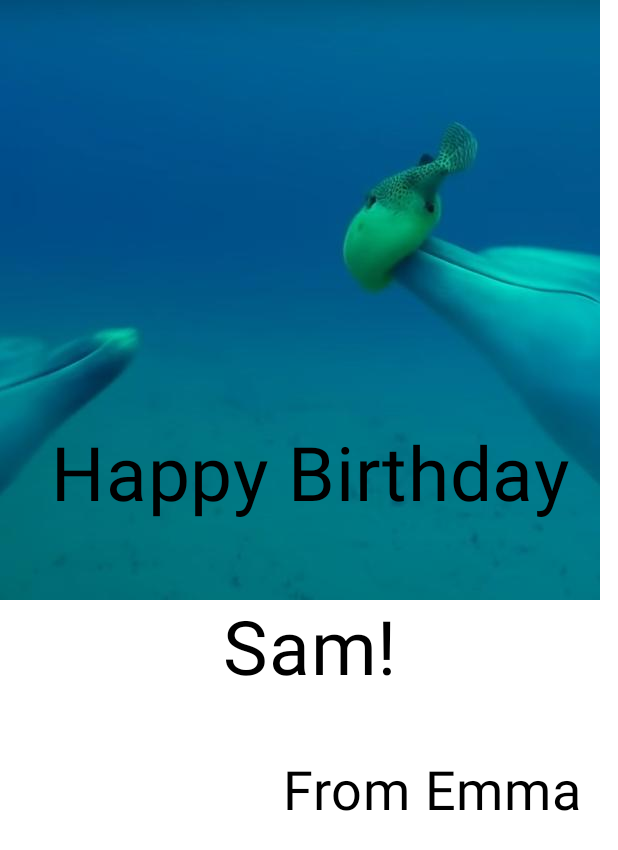
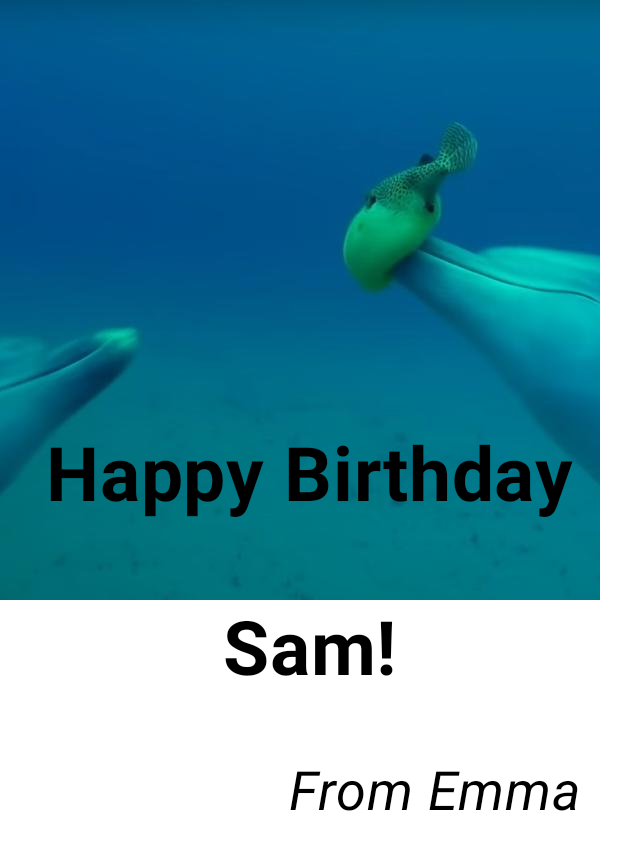
Before and after one commit to GonzaloR0315/TarjetaDePresentacionRodriguezRubio, an Android app built with Jetpack Compose: the @Preview function GreetingPreview, on a phone screen of 412 x 824 dp. Shown: the top 850 px of the screen. Run offline under Robolectric (Android 15) with nearby library versions, the phone set to English and light mode, and no system bars.

Commit message:
Letra cambiada

```diff
--- a/app/src/main/java/com/example/tarjetadepresentacionrodriguezrubio/MainActivity.kt
+++ b/app/src/main/java/com/example/tarjetadepresentacionrodriguezrubio/MainActivity.kt
@@ -17,6 +17,8 @@ import androidx.compose.ui.Alignment
 import androidx.compose.ui.Modifier
 import androidx.compose.ui.layout.ContentScale
 import androidx.compose.ui.res.painterResource
+import androidx.compose.ui.text.font.FontStyle
+import androidx.compose.ui.text.font.FontWeight
 import androidx.compose.ui.text.style.TextAlign
 import androidx.compose.ui.text.style.TextDecoration
 import androidx.compose.ui.tooling.preview.Preview
@@ -72,7 +74,7 @@ fun GreetingText(message: String, from: String, modifier: Modifier) {
     ) {
         Text(
             text = message,
-            //textDecoration = ,
+            fontWeight = FontWeight.Bold,
             fontSize = 50.sp,
             lineHeight = 116.sp,
             textAlign = TextAlign.Center,
@@ -80,6 +82,7 @@ fun GreetingText(message: String, from: String, modifier: Modifier) {
         )
         Text(
             text = from,
+            fontStyle = FontStyle.Italic,
             fontSize = 36.sp,
             modifier = Modifier
                 .padding(16.dp)
```
